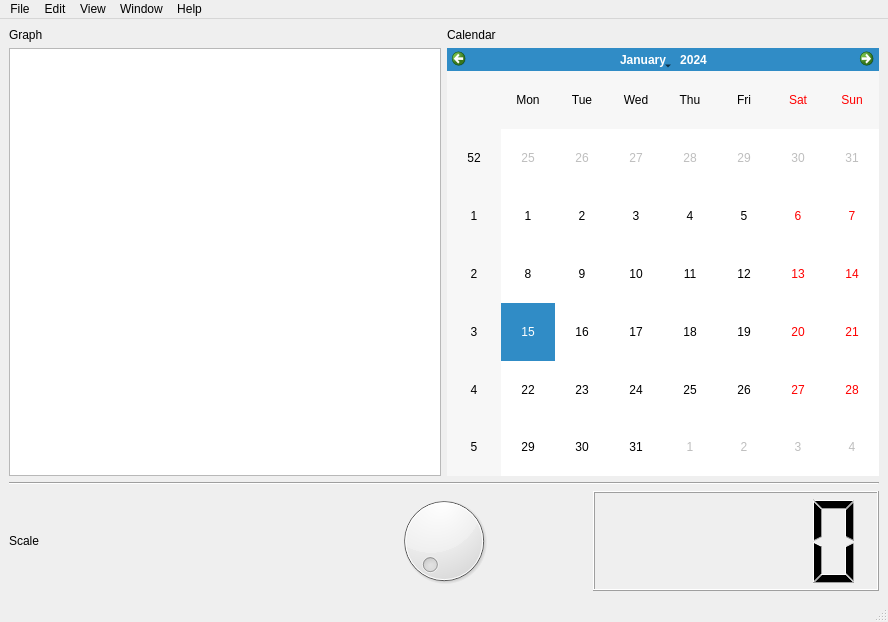
Old version of the form mainwindow.ui in the repository avangate/in-app-purchase-demo-qt.
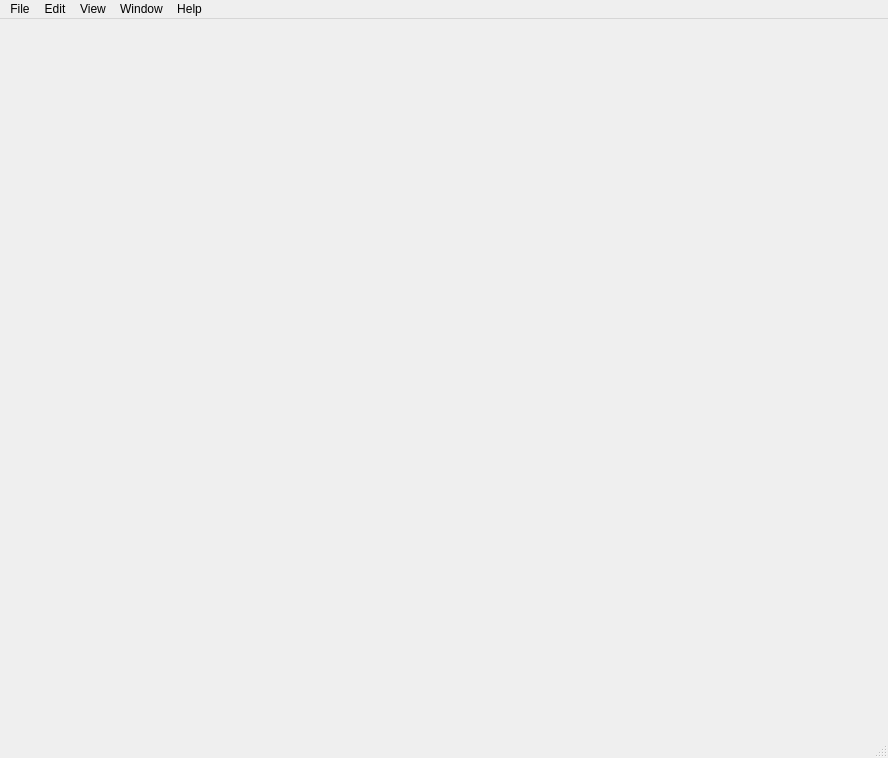
New version of the form. Icons and pictures are not drawn.

Diff of the .ui file:
```diff
--- a/mainwindow.ui
+++ b/mainwindow.ui
@@ -7,7 +7,7 @@
     <x>0</x>
     <y>0</y>
     <width>888</width>
-    <height>622</height>
+    <height>758</height>
    </rect>
   </property>
   <property name="windowTitle">
@@ -22,52 +22,7 @@
     <item row="0" column="0">
      <layout class="QVBoxLayout" name="verticalLayout">
       <item>
-       <layout class="QGridLayout" name="gridLayout">
-        <item row="0" column="0">
-         <widget class="QLabel" name="label">
-          <property name="text">
-           <string>Graph</string>
-          </property>
-         </widget>
-        </item>
-        <item row="0" column="1">
-         <widget class="QLabel" name="label_2">
-          <property name="text">
-           <string>Calendar</string>
-          </property>
-         </widget>
-        </item>
-        <item row="1" column="0">
-         <widget class="QGraphicsView" name="graphicsView"/>
-        </item>
-        <item row="1" column="1">
-         <widget class="QCalendarWidget" name="calendarWidget"/>
-        </item>
-       </layout>
-      </item>
-      <item>
-       <widget class="Line" name="line">
-        <property name="orientation">
-         <enum>Qt::Horizontal</enum>
-        </property>
-       </widget>
-      </item>
-      <item>
-       <layout class="QHBoxLayout" name="horizontalLayout">
-        <item>
-         <widget class="QLabel" name="label_3">
-          <property name="text">
-           <string>Scale</string>
-          </property>
-         </widget>
-        </item>
-        <item>
-         <widget class="QDial" name="dial"/>
-        </item>
-        <item>
-         <widget class="QLCDNumber" name="lcdNumber"/>
-        </item>
-       </layout>
+       <layout class="QGridLayout" name="gridLayout"/>
       </item>
      </layout>
     </item>
```
Left out of the diff: 2 changed lines with no effect on the pictures.
